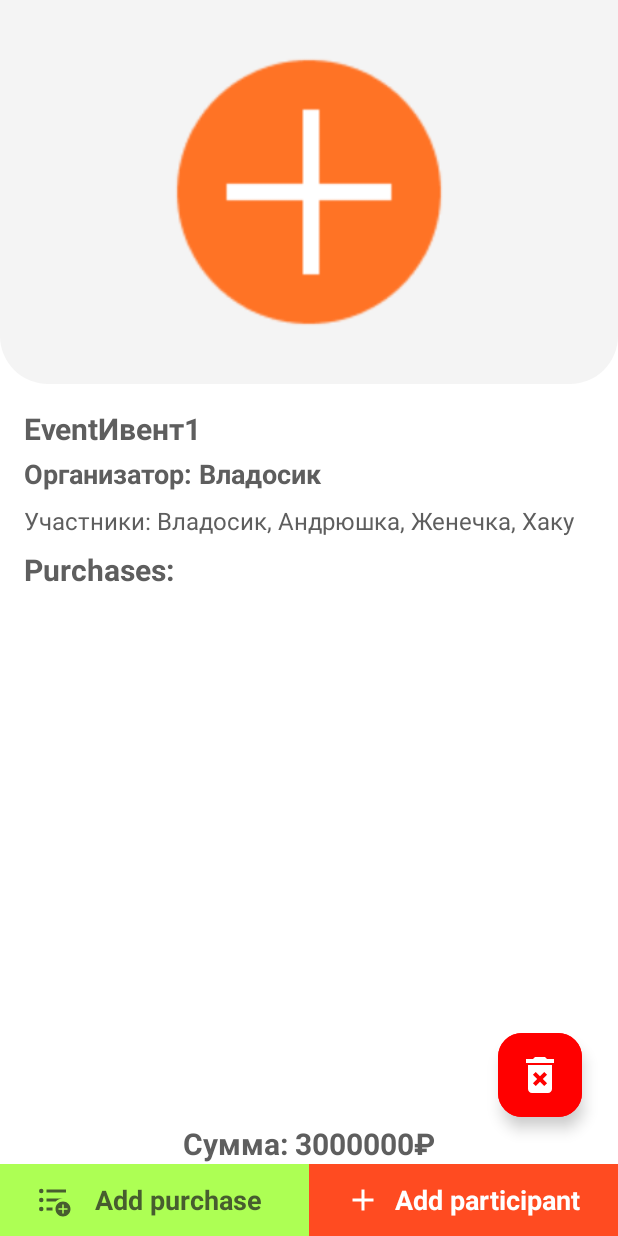
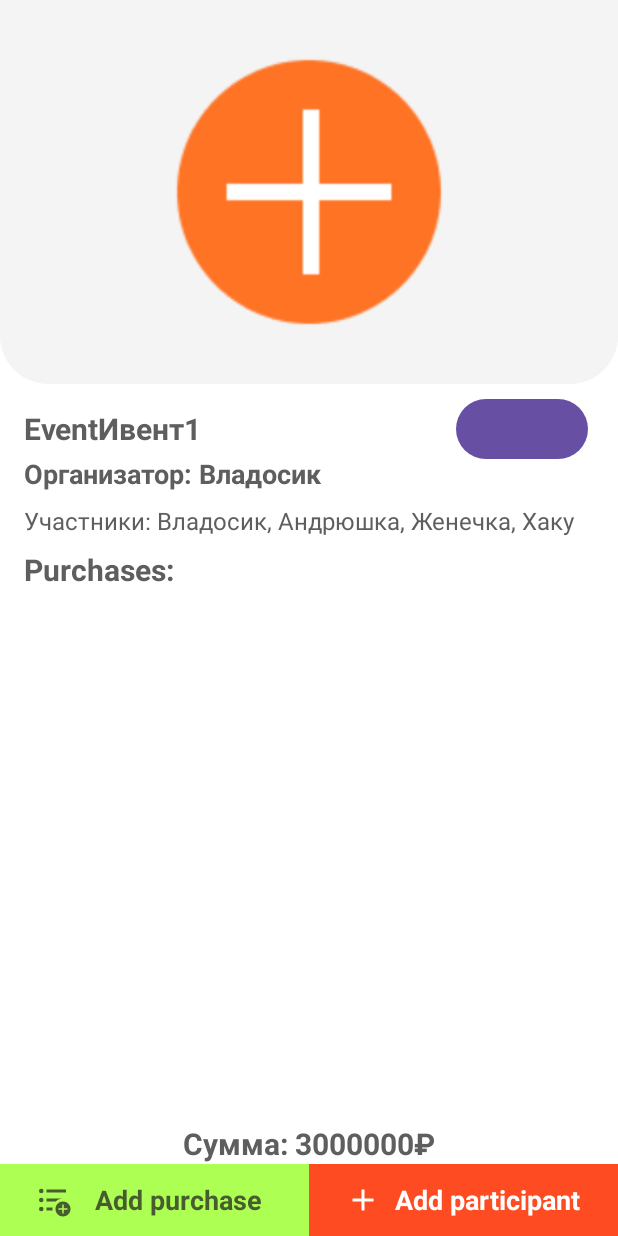
Before and after one commit to VladosDudos1/PartyBankCalculator, an Android app: the EventFragment screen opened through its navigation route, on a phone screen of 412 x 824 dp. Run offline under Robolectric (Android 15) with nearby library versions, the phone set to English and light mode, and no system bars; 8 statements that could not run were skipped.

Commit message:
micro-commit

```diff
--- a/app/src/main/res/layout/fragment_event.xml
+++ b/app/src/main/res/layout/fragment_event.xml
@@ -25,6 +25,7 @@
                 android:scaleType="centerCrop"
                 android:src="@drawable/no_image"
                 app:layout_constraintEnd_toEndOf="parent"
+                app:layout_constraintHorizontal_bias="0.0"
                 app:layout_constraintStart_toStartOf="parent"
                 app:layout_constraintTop_toTopOf="parent" />
 
@@ -36,7 +37,7 @@
                 android:layout_marginVertical="16dp"
                 android:text="EventИвент1"
                 android:theme="@style/TitleText"
-                app:layout_constraintEnd_toEndOf="parent"
+                app:layout_constraintEnd_toStartOf="@id/optionsEventButton"
                 app:layout_constraintStart_toStartOf="parent"
                 app:layout_constraintTop_toBottomOf="@+id/imageEvent" />
 
@@ -81,6 +82,14 @@
                 app:layout_constraintStart_toStartOf="parent"
                 app:layout_constraintTop_toBottomOf="@+id/purchaseText" />
 
+            <com.google.android.material.button.MaterialButton
+                android:id="@+id/optionsEventButton"
+                android:layout_width="wrap_content"
+                android:layout_height="wrap_content"
+                android:layout_marginHorizontal="20dp"
+                app:layout_constraintBottom_toBottomOf="@+id/eventNameTxt"
+                app:layout_constraintEnd_toEndOf="parent"
+                app:layout_constraintTop_toTopOf="@+id/eventNameTxt" />
         </androidx.constraintlayout.widget.ConstraintLayout>
     </ScrollView>
 
@@ -142,19 +151,6 @@
         app:layout_constraintEnd_toEndOf="parent"
         app:layout_constraintStart_toStartOf="parent" />
 
-    <com.google.android.material.floatingactionbutton.ExtendedFloatingActionButton
-        android:id="@+id/deleteEventButton"
-        android:layout_width="wrap_content"
-        android:layout_height="wrap_content"
-        android:layout_marginVertical="4dp"
-        android:backgroundTint="@color/red"
-        app:icon="@drawable/baseline_delete_forever_24"
-        app:iconSize="32dp"
-        app:iconTint="@color/white"
-        app:layout_constraintBottom_toTopOf="@+id/sumTxt"
-        app:layout_constraintEnd_toEndOf="@id/sumTxt"
-        app:rippleColor="@color/white" />
-
     <androidx.constraintlayout.widget.Guideline
         android:id="@+id/guideline"
         android:layout_width="wrap_content"
```
